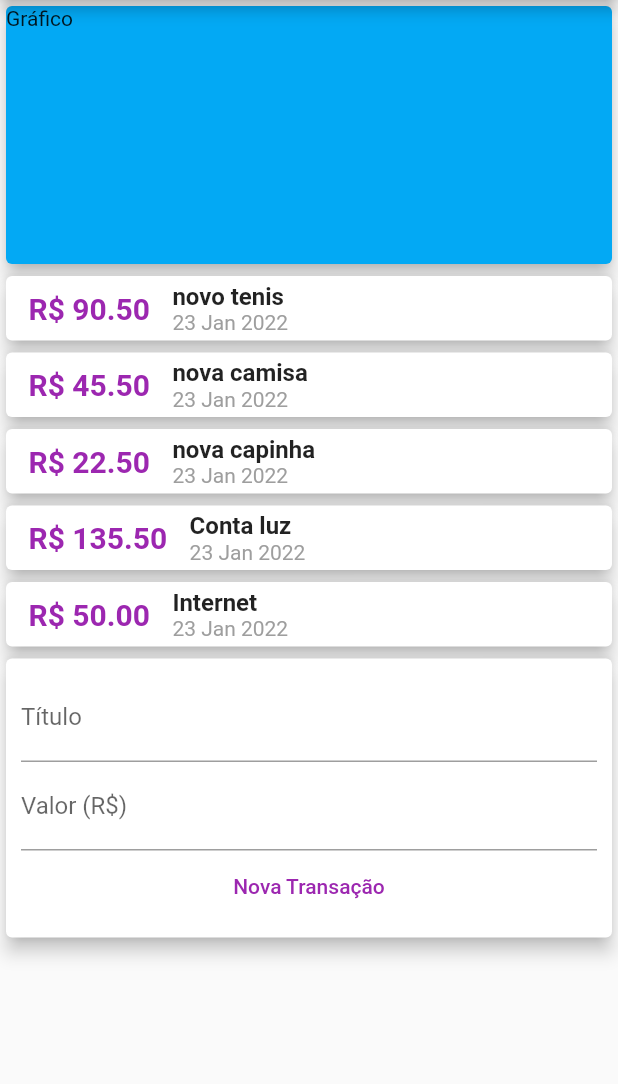
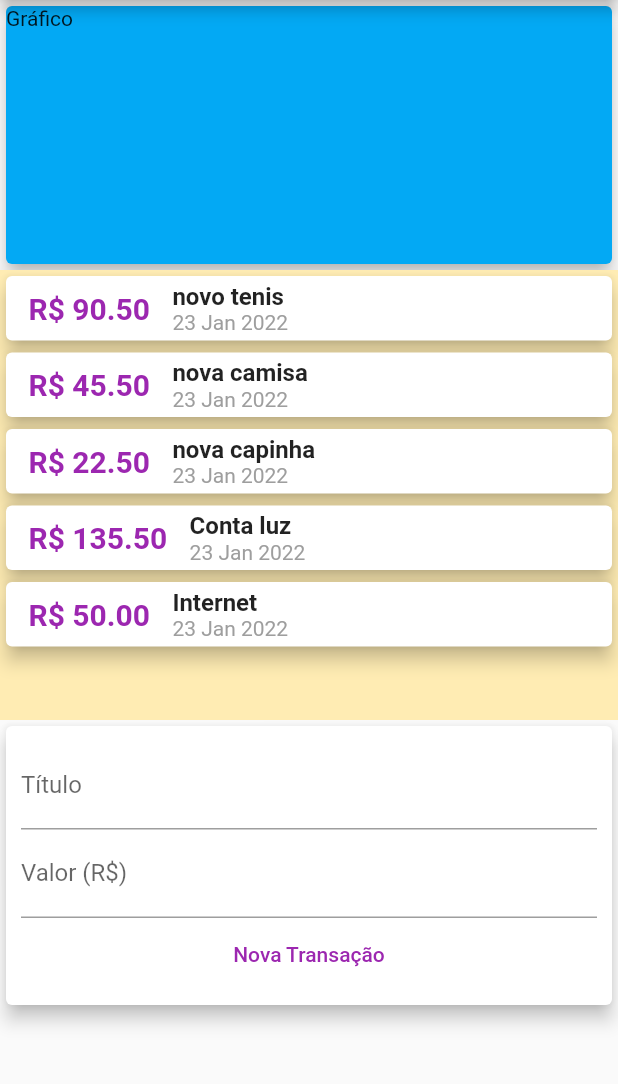
Before and after one commit to juniorsafera/Despesas_Pessoais_App, a Flutter app: the screen it shows after launch, on a phone screen of 412 x 824 dp, the part 84-1168 px from its top. Run offline on Flutter 3.47's test engine with Material 2 defaults, Android fonts, the phone set to English and light mode, and no system bars.

Commit message:
atualizando formulário de transações

```diff
--- a/despesas_pessoais_app/lib/components/lista_transicoes.dart
+++ b/despesas_pessoais_app/lib/components/lista_transicoes.dart
@@ -8,17 +8,20 @@ class ListaTransacoes extends StatelessWidget {
 
   @override
   Widget build(BuildContext context) {
-    return Column(
-      children: <Widget>[
-        ...transacoes.map((transacao) => Container(
-              width: double.infinity,
-              child: Card(
+    return Container(
+      color: Colors.amber[100],
+      height: 300,
+      child: ListView.builder(
+        itemCount: transacoes.length,
+        itemBuilder: (context, index) {
+          final transacao = transacoes[index];
+          return Card(
             elevation: 5,
             child: Row(
               children: [
                 Container(
-                      margin: const EdgeInsets.symmetric(
-                          horizontal: 15, vertical: 10),
+                  margin:
+                      const EdgeInsets.symmetric(horizontal: 15, vertical: 10),
                   child: Text(
                     'R\$ ${transacao.valor}',
                     style: const TextStyle(
@@ -47,9 +50,9 @@ class ListaTransacoes extends StatelessWidget {
                 )
               ],
             ),
+          );
+        },
       ),
-            ))
-      ],
     );
   }
 }
--- a/despesas_pessoais_app/lib/telas/tela_principal.dart
+++ b/despesas_pessoais_app/lib/telas/tela_principal.dart
@@ -1,8 +1,6 @@
 // ignore_for_file: avoid_unnecessary_containers, sized_box_for_whitespace, deprecated_member_use
 
-import 'package:despesas_pessoais_app/components/form_transacoes.dart';
-import 'package:despesas_pessoais_app/components/lista_transicoes.dart';
-import 'package:despesas_pessoais_app/components/trasacao_usuario.dart';
+import 'package:despesas_pessoais_app/components/transacao_usuario.dart';
 
 import 'package:flutter/material.dart';
 
@@ -17,7 +15,8 @@ class TelaPrincipal extends StatelessWidget {
       appBar: AppBar(
         title: const Text('Despesas Pessoais'),
       ),
-      body: Column(
+      body: SingleChildScrollView(
+        child: Column(
           children: [
             Container(
               width: double.infinity,
@@ -31,6 +30,7 @@ class TelaPrincipal extends StatelessWidget {
             const TransacaoUsuario(),
           ],
         ),
+      ),
     );
   }
 }
```
Also changed, not shown: despesas_pessoais_app/lib/components/form_transacoes.dart (+18 -5 lines), despesas_pessoais_app/lib/components/transacao_usuario.dart (renamed from despesas_pessoais_app/lib/components/trasacao_usuario.dart). Lines whose indentation alone changed are shown as unchanged.
